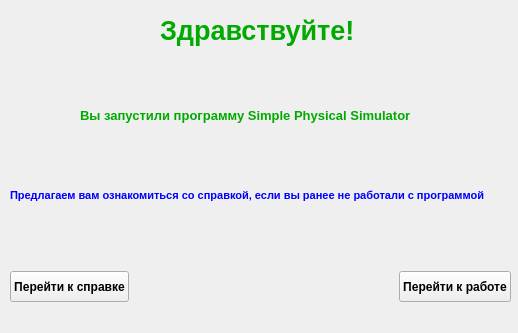
GRUB666/SPS---Simple-Physical-Simulator, file hellowindow.ui: the form before one commit.
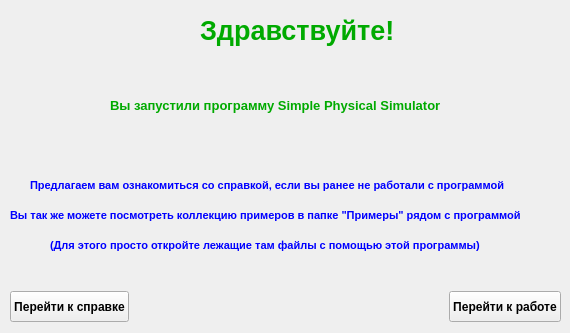
The form after the commit.

What changed in the file:
```diff
--- a/hellowindow.ui
+++ b/hellowindow.ui
@@ -6,7 +6,7 @@
    <rect>
     <x>0</x>
     <y>0</y>
-    <width>518</width>
+    <width>570</width>
     <height>333</height>
    </rect>
   </property>
@@ -18,7 +18,7 @@
   </property>
   <property name="maximumSize">
    <size>
-    <width>518</width>
+    <width>570</width>
     <height>333</height>
    </size>
   </property>
@@ -92,7 +92,7 @@
   <widget class="QLabel" name="label">
    <property name="geometry">
     <rect>
-     <x>160</x>
+     <x>200</x>
      <y>0</y>
      <width>201</width>
      <height>61</height>
@@ -203,8 +203,8 @@
   <widget class="QLabel" name="label_2">
    <property name="geometry">
     <rect>
-     <x>80</x>
-     <y>100</y>
+     <x>110</x>
+     <y>90</y>
      <width>431</width>
      <height>31</height>
     </rect>
@@ -260,8 +260,8 @@
   <widget class="QLabel" name="label_4">
    <property name="geometry">
     <rect>
-     <x>10</x>
-     <y>180</y>
+     <x>30</x>
+     <y>170</y>
      <width>511</width>
      <height>31</height>
     </rect>
@@ -372,8 +372,8 @@
    <property name="geometry">
     <rect>
      <x>10</x>
-     <y>270</y>
-     <width>501</width>
+     <y>290</y>
+     <width>551</width>
      <height>33</height>
     </rect>
    </property>
@@ -433,6 +433,228 @@
     </item>
    </layout>
   </widget>
+  <widget class="QLabel" name="label_5">
+   <property name="geometry">
+    <rect>
+     <x>10</x>
+     <y>200</y>
+     <width>561</width>
+     <height>31</height>
+    </rect>
+   </property>
+   <property name="palette">
+    <palette>
+     <active>
+      <colorrole role="WindowText">
+       <brush brushstyle="SolidPattern">
+        <color alpha="255">
+         <red>0</red>
+         <green>0</green>
+         <blue>255</blue>
+        </color>
+       </brush>
+      </colorrole>
+      <colorrole role="Text">
+       <brush brushstyle="SolidPattern">
+        <color alpha="255">
+         <red>0</red>
+         <green>0</green>
+         <blue>255</blue>
+        </color>
+       </brush>
+      </colorrole>
+      <colorrole role="PlaceholderText">
+       <brush brushstyle="SolidPattern">
+        <color alpha="128">
+         <red>0</red>
+         <green>0</green>
+         <blue>255</blue>
+        </color>
+       </brush>
+      </colorrole>
+     </active>
+     <inactive>
+      <colorrole role="WindowText">
+       <brush brushstyle="SolidPattern">
+        <color alpha="255">
+         <red>0</red>
+         <green>0</green>
+         <blue>255</blue>
+        </color>
+       </brush>
+      </colorrole>
+      <colorrole role="Text">
+       <brush brushstyle="SolidPattern">
+        <color alpha="255">
+         <red>0</red>
+         <green>0</green>
+         <blue>255</blue>
+        </color>
+       </brush>
+      </colorrole>
+      <colorrole role="PlaceholderText">
+       <brush brushstyle="SolidPattern">
+        <color alpha="128">
+         <red>0</red>
+         <green>0</green>
+         <blue>255</blue>
+        </color>
+       </brush>
+      </colorrole>
+     </inactive>
+     <disabled>
+      <colorrole role="WindowText">
+       <brush brushstyle="SolidPattern">
+        <color alpha="127">
+         <red>255</red>
+         <green>255</green>
+         <blue>255</blue>
+        </color>
+       </brush>
+      </colorrole>
+      <colorrole role="Text">
+       <brush brushstyle="SolidPattern">
+        <color alpha="127">
+         <red>255</red>
+         <green>255</green>
+         <blue>255</blue>
+        </color>
+       </brush>
+      </colorrole>
+      <colorrole role="PlaceholderText">
+       <brush brushstyle="SolidPattern">
+        <color alpha="128">
+         <red>231</red>
+         <green>231</green>
+         <blue>231</blue>
+        </color>
+       </brush>
+      </colorrole>
+     </disabled>
+    </palette>
+   </property>
+   <property name="font">
+    <font>
+     <pointsize>8</pointsize>
+     <weight>75</weight>
+     <bold>true</bold>
+    </font>
+   </property>
+   <property name="text">
+    <string>Вы так же можете посмотреть коллекцию примеров в папке &quot;Примеры&quot; рядом с программой</string>
+   </property>
+  </widget>
+  <widget class="QLabel" name="label_6">
+   <property name="geometry">
+    <rect>
+     <x>50</x>
+     <y>230</y>
+     <width>471</width>
+     <height>31</height>
+    </rect>
+   </property>
+   <property name="palette">
+    <palette>
+     <active>
+      <colorrole role="WindowText">
+       <brush brushstyle="SolidPattern">
+        <color alpha="255">
+         <red>0</red>
+         <green>0</green>
+         <blue>255</blue>
+        </color>
+       </brush>
+      </colorrole>
+      <colorrole role="Text">
+       <brush brushstyle="SolidPattern">
+        <color alpha="255">
+         <red>0</red>
+         <green>0</green>
+         <blue>255</blue>
+        </color>
+       </brush>
+      </colorrole>
+      <colorrole role="PlaceholderText">
+       <brush brushstyle="SolidPattern">
+        <color alpha="128">
+         <red>0</red>
+         <green>0</green>
+         <blue>255</blue>
+        </color>
+       </brush>
+      </colorrole>
+     </active>
+     <inactive>
+      <colorrole role="WindowText">
+       <brush brushstyle="SolidPattern">
+        <color alpha="255">
+         <red>0</red>
+         <green>0</green>
+         <blue>255</blue>
+        </color>
+       </brush>
+      </colorrole>
+      <colorrole role="Text">
+       <brush brushstyle="SolidPattern">
+        <color alpha="255">
+         <red>0</red>
+         <green>0</green>
+         <blue>255</blue>
+        </color>
+       </brush>
+      </colorrole>
+      <colorrole role="PlaceholderText">
+       <brush brushstyle="SolidPattern">
+        <color alpha="128">
+         <red>0</red>
+         <green>0</green>
+         <blue>255</blue>
+        </color>
+       </brush>
+      </colorrole>
+     </inactive>
+     <disabled>
+      <colorrole role="WindowText">
+       <brush brushstyle="SolidPattern">
+        <color alpha="127">
+         <red>255</red>
+         <green>255</green>
+         <blue>255</blue>
+        </color>
+       </brush>
+      </colorrole>
+      <colorrole role="Text">
+       <brush brushstyle="SolidPattern">
+        <color alpha="127">
+         <red>255</red>
+         <green>255</green>
+         <blue>255</blue>
+        </color>
+       </brush>
+      </colorrole>
+      <colorrole role="PlaceholderText">
+       <brush brushstyle="SolidPattern">
+        <color alpha="128">
+         <red>231</red>
+         <green>231</green>
+         <blue>231</blue>
+        </color>
+       </brush>
+      </colorrole>
+     </disabled>
+    </palette>
+   </property>
+   <property name="font">
+    <font>
+     <pointsize>8</pointsize>
+     <weight>75</weight>
+     <bold>true</bold>
+    </font>
+   </property>
+   <property name="text">
+    <string>(Для этого просто откройте лежащие там файлы с помощью этой программы)</string>
+   </property>
+  </widget>
  </widget>
  <tabstops>
   <tabstop>pushButton</tabstop>
```
